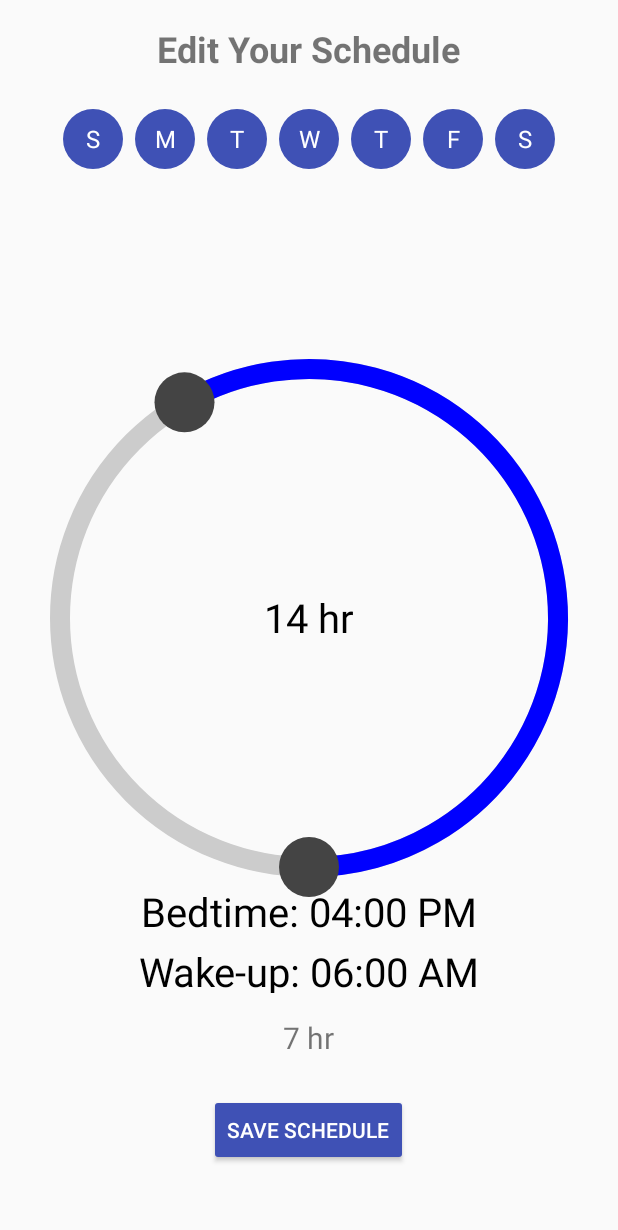
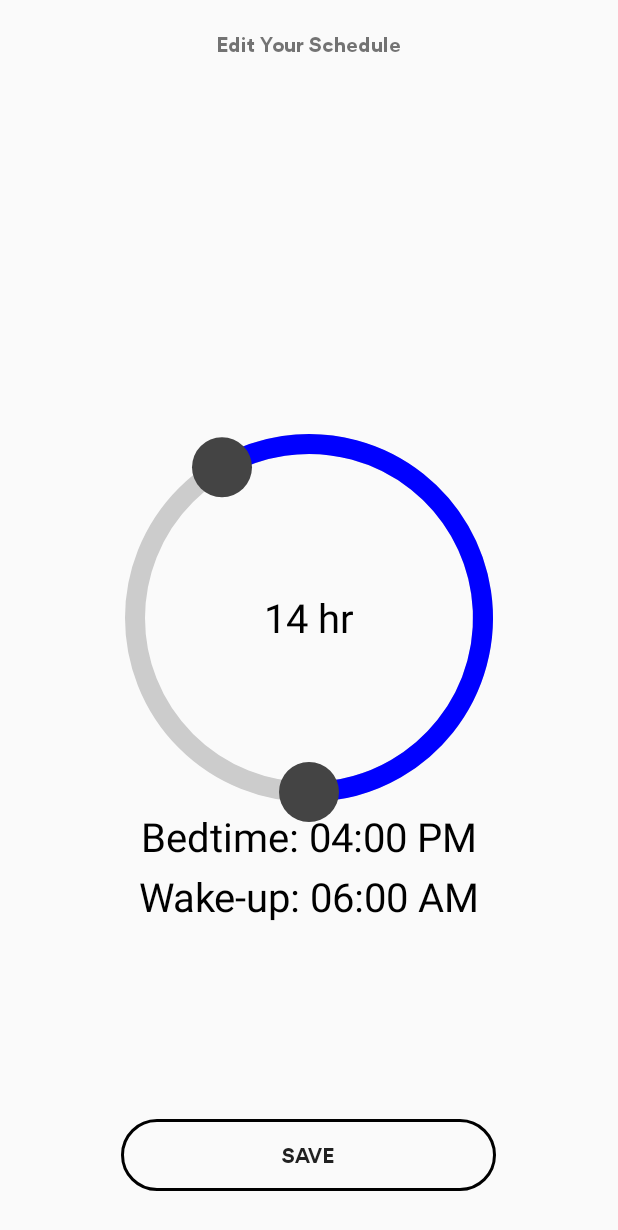
Before and after one commit to slimripah/Staff-Wellness, an Android app: the Schedule screen opened directly, with no data from a screen before it, on a phone screen of 412 x 824 dp. Shown: the top 1230 px of the screen. Run offline under Robolectric (Android 15) with nearby library versions, the phone set to English and light mode, and no system bars.

Commit message:
schedule update

```diff
--- /dev/null
+++ b/app/src/main/res/drawable/bg_white_button.xml
@@ -0,0 +1,9 @@
+<?xml version="1.0" encoding="utf-8"?>
+<shape xmlns:android="http://schemas.android.com/apk/res/android"
+    android:shape="rectangle">
+
+    <solid android:color="@color/clear" />
+    <corners android:radius="30dp" />
+    <stroke android:color="@color/black" android:width="3px" />
+
+</shape>
--- a/app/src/main/res/layout/activity_schedule.xml
+++ b/app/src/main/res/layout/activity_schedule.xml
@@ -1,6 +1,5 @@
 <?xml version="1.0" encoding="utf-8"?>
 <RelativeLayout xmlns:android="http://schemas.android.com/apk/res/android"
-    xmlns:app="http://schemas.android.com/apk/res-auto"
     xmlns:tools="http://schemas.android.com/tools"
     android:id="@+id/main"
     android:layout_width="match_parent"
@@ -11,57 +10,29 @@
         android:id="@+id/title"
         android:layout_width="wrap_content"
         android:layout_height="wrap_content"
-        android:text="Edit Your Schedule"
-        android:textStyle="bold"
-        android:textSize="24sp"
         android:layout_centerHorizontal="true"
-        android:layout_marginTop="16dp"/>
-
-    <LinearLayout
-        android:layout_width="wrap_content"
-        android:layout_height="wrap_content"
-        android:orientation="horizontal"
-        android:layout_below="@id/title"
-        android:layout_centerHorizontal="true"
-        android:layout_marginTop="20dp">
-
-        <TextView android:text="S" style="@style/WeekDay" />
-        <TextView android:text="M" style="@style/WeekDay" />
-        <TextView android:text="T" style="@style/WeekDay" />
-        <TextView android:text="W" style="@style/WeekDay" />
-        <TextView android:text="T" style="@style/WeekDay" />
-        <TextView android:text="F" style="@style/WeekDay" />
-        <TextView android:text="S" style="@style/WeekDay" />
-
-    </LinearLayout>
+        android:layout_marginTop="20dp"
+        android:fontFamily="@font/lineto_circular_pro_bold"
+        android:text="@string/schedule_one" />
 
     <www.minet.staffwellness.SleepCircleView
         android:id="@+id/sleep_circle"
         android:layout_width="match_parent"
         android:layout_height="500dp"
         android:layout_centerInParent="true"
-        android:layout_marginTop="100dp"/>
-
-    <TextView
-        android:id="@+id/sleep_duration"
-        android:layout_below="@id/sleep_circle"
-        android:layout_width="wrap_content"
-        android:layout_height="wrap_content"
-        android:text="7 hr"
-        android:textSize="20sp"
-        android:layout_centerHorizontal="true"
-        android:layout_marginTop="16dp" />
+        android:layout_marginStart="100dp"
+        android:layout_marginTop="100dp" />
 
     <Button
         android:id="@+id/save_button"
-        android:layout_width="wrap_content"
+        android:layout_width="250dp"
         android:layout_height="wrap_content"
-        android:layout_below="@id/sleep_duration"
+        android:layout_alignParentBottom="true"
         android:layout_centerHorizontal="true"
-        android:text="Save Schedule"
-        android:layout_marginTop="24dp"
-        android:padding="12dp"
-        android:backgroundTint="#3F51B5"
-        android:textColor="#FFFFFF"/>
+        android:layout_marginBottom="30dp"
+        android:elevation="5dp"
+        android:background="@drawable/bg_white_button"
+        android:fontFamily="@font/lineto_circular_pro_bold"
+        android:text="@string/schedule_two" />
 
 </RelativeLayout>
--- a/app/src/main/res/values/strings.xml
+++ b/app/src/main/res/values/strings.xml
@@ -144,4 +144,7 @@
     <string name="heart_twentyOne">73</string>
     <string name="heart_twentyTwo">Bmi</string>
 
+    <string name="schedule_one">Edit Your Schedule</string>
+    <string name="schedule_two">Save</string>
+
 </resources>
```
